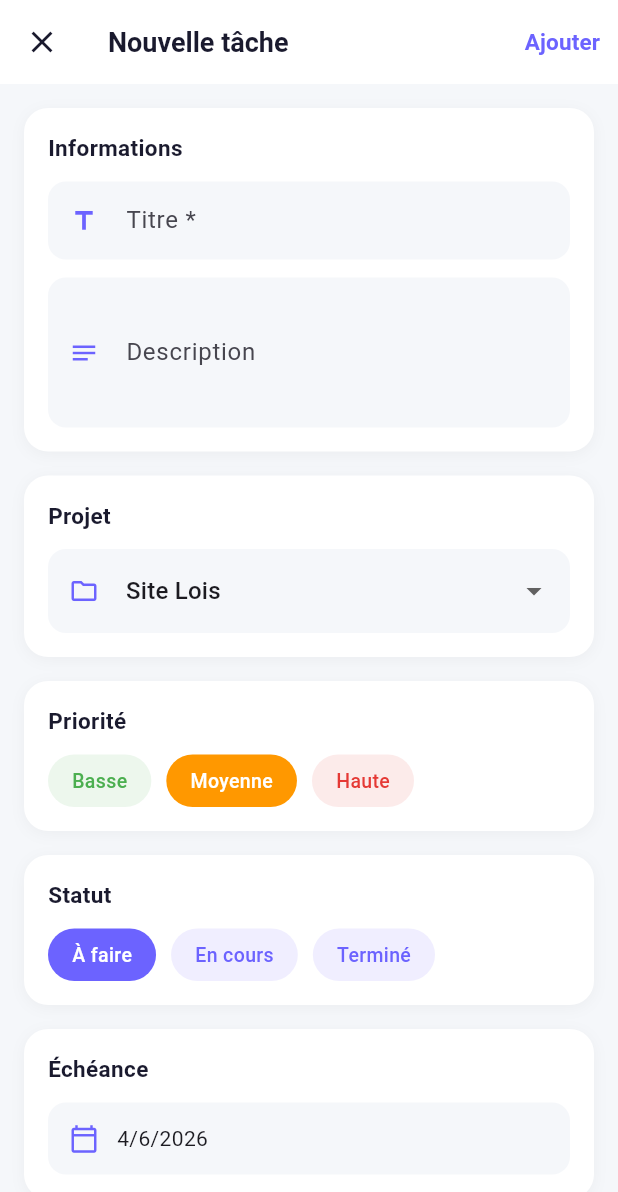
After one commit to eliottlwk/App-Admin-Elevia-Mobile, a Flutter app: the AddTacheScreen screen opened directly, on a phone screen of 412 x 824 dp. The commit adds this screen. Shown: the top 1192 px of the screen. Run offline on Flutter 3.47's test engine with Material 3 defaults, Android fonts, the phone set to English and light mode, and no system bars.

Commit message:
feat: formulaire ajout tâche avec priorité, statut et échéance

```diff
--- /dev/null
+++ b/lib/screens/taches/add_tache_screen.dart
@@ -0,0 +1,370 @@
+import 'package:flutter/material.dart';
+
+class AddTacheScreen extends StatefulWidget {
+  const AddTacheScreen({super.key});
+
+  @override
+  State<AddTacheScreen> createState() => _AddTacheScreenState();
+}
+
+class _AddTacheScreenState extends State<AddTacheScreen> {
+  final _titreController = TextEditingController();
+  final _descriptionController = TextEditingController();
+  String _priorite = 'Moyenne';
+  String _statut = 'À faire';
+  String _projet = 'Site Lois';
+  DateTime _echeance = DateTime.now().add(const Duration(days: 7));
+  bool _isLoading = false;
+
+  final List<String> _priorites = ['Basse', 'Moyenne', 'Haute'];
+  final List<String> _statuts = ['À faire', 'En cours', 'Terminé'];
+  final List<String> _projets = [
+    'Site Lois',
+    'site du bg',
+    'test notif',
+    'Test des tâches',
+    'Création d\'un site vitrine',
+  ];
+
+  Color _prioriteColor(String p) {
+    switch (p) {
+      case 'Haute':
+        return const Color(0xFFE53935);
+      case 'Moyenne':
+        return const Color(0xFFFF9800);
+      case 'Basse':
+        return const Color(0xFF4CAF50);
+      default:
+        return Colors.grey;
+    }
+  }
+
+  void _submit() async {
+    if (_titreController.text.isEmpty) {
+      ScaffoldMessenger.of(context).showSnackBar(
+        const SnackBar(
+          content: Text('Veuillez saisir un titre'),
+          backgroundColor: Color(0xFFE53935),
+        ),
+      );
+      return;
+    }
+    setState(() => _isLoading = true);
+    await Future.delayed(const Duration(seconds: 1));
+    if (mounted) {
+      ScaffoldMessenger.of(context).showSnackBar(
+        const SnackBar(
+          content: Text('Tâche ajoutée avec succès !'),
+          backgroundColor: Color(0xFF4CAF50),
+        ),
+      );
+      Navigator.pop(context);
+    }
+  }
+
+  @override
+  Widget build(BuildContext context) {
+    return Scaffold(
+      backgroundColor: const Color(0xFFF5F7FA),
+      appBar: AppBar(
+        backgroundColor: Colors.white,
+        elevation: 0,
+        leading: IconButton(
+          icon: const Icon(Icons.close, color: Color(0xFF1A1A2E)),
+          onPressed: () => Navigator.pop(context),
+        ),
+        title: const Text(
+          'Nouvelle tâche',
+          style: TextStyle(
+            color: Color(0xFF1A1A2E),
+            fontWeight: FontWeight.bold,
+            fontSize: 18,
+          ),
+        ),
+        actions: [
+          TextButton(
+            onPressed: _isLoading ? null : _submit,
+            child: const Text(
+              'Ajouter',
+              style: TextStyle(
+                color: Color(0xFF6C63FF),
+                fontWeight: FontWeight.bold,
+                fontSize: 15,
+              ),
+            ),
+          ),
+        ],
+      ),
+      body: SingleChildScrollView(
+        padding: const EdgeInsets.all(16),
+        child: Column(
+          crossAxisAlignment: CrossAxisAlignment.start,
+          children: [
+            // Infos
+            _Section(
+              titre: 'Informations',
+              child: Column(
+                children: [
+                  _Field(
+                    controller: _titreController,
+                    label: 'Titre *',
+                    icon: Icons.title,
+                  ),
+                  const SizedBox(height: 12),
+                  _Field(
+                    controller: _descriptionController,
+                    label: 'Description',
+                    icon: Icons.notes,
+                    maxLines: 3,
+                  ),
+                ],
+              ),
+            ),
+            const SizedBox(height: 16),
+
+            // Projet
+            _Section(
+              titre: 'Projet',
+              child: DropdownButtonFormField<String>(
+                value: _projet,
+                decoration: InputDecoration(
+                  prefixIcon: const Icon(Icons.folder_outlined,
+                      color: Color(0xFF6C63FF), size: 20),
+                  filled: true,
+                  fillColor: const Color(0xFFF5F7FA),
+                  border: OutlineInputBorder(
+                    borderRadius: BorderRadius.circular(12),
+                    borderSide: BorderSide.none,
+                  ),
+                ),
+                items: _projets
+                    .map((p) => DropdownMenuItem(value: p, child: Text(p)))
+                    .toList(),
+                onChanged: (v) => setState(() => _projet = v!),
+              ),
+            ),
+            const SizedBox(height: 16),
+
+            // Priorité
+            _Section(
+              titre: 'Priorité',
+              child: Row(
+                children: _priorites.map((p) {
+                  final selected = _priorite == p;
+                  return GestureDetector(
+                    onTap: () => setState(() => _priorite = p),
+                    child: Container(
+                      margin: const EdgeInsets.only(right: 10),
+                      padding: const EdgeInsets.symmetric(
+                          horizontal: 16, vertical: 8),
+                      decoration: BoxDecoration(
+                        color: selected
+                            ? _prioriteColor(p)
+                            : _prioriteColor(p).withOpacity(0.1),
+                        borderRadius: BorderRadius.circular(20),
+                      ),
+                      child: Text(
+                        p,
+                        style: TextStyle(
+                          color: selected ? Colors.white : _prioriteColor(p),
+                          fontWeight: FontWeight.w500,
+                          fontSize: 13,
+                        ),
+                      ),
+                    ),
+                  );
+                }).toList(),
+              ),
+            ),
+            const SizedBox(height: 16),
+
+            // Statut
+            _Section(
+              titre: 'Statut',
+              child: Row(
+                children: _statuts.map((s) {
+                  final selected = _statut == s;
+                  return GestureDetector(
+                    onTap: () => setState(() => _statut = s),
+                    child: Container(
+                      margin: const EdgeInsets.only(right: 10),
+                      padding: const EdgeInsets.symmetric(
+                          horizontal: 16, vertical: 8),
+                      decoration: BoxDecoration(
+                        color: selected
+                            ? const Color(0xFF6C63FF)
+                            : const Color(0xFFF0EEFF),
+                        borderRadius: BorderRadius.circular(20),
+                      ),
+                      child: Text(
+                        s,
+                        style: TextStyle(
+                          color: selected
+                              ? Colors.white
+                              : const Color(0xFF6C63FF),
+                          fontWeight: FontWeight.w500,
+                          fontSize: 13,
+                        ),
+                      ),
+                    ),
+                  );
+                }).toList(),
+              ),
+            ),
+            const SizedBox(height: 16),
+
+            // Échéance
+            _Section(
+              titre: 'Échéance',
+              child: GestureDetector(
+                onTap: () async {
+                  final date = await showDatePicker(
+                    context: context,
+                    initialDate: _echeance,
+                    firstDate: DateTime.now(),
+                    lastDate: DateTime.now().add(const Duration(days: 365)),
+                    builder: (context, child) => Theme(
+                      data: Theme.of(context).copyWith(
+                        colorScheme: const ColorScheme.light(
+                          primary: Color(0xFF6C63FF),
+                        ),
+                      ),
+                      child: child!,
+                    ),
+                  );
+                  if (date != null) setState(() => _echeance = date);
+                },
+                child: Container(
+                  padding: const EdgeInsets.all(14),
+                  decoration: BoxDecoration(
+                    color: const Color(0xFFF5F7FA),
+                    borderRadius: BorderRadius.circular(12),
+                  ),
+                  child: Row(
+                    children: [
+                      const Icon(Icons.calendar_today_outlined,
+                          color: Color(0xFF6C63FF), size: 20),
+                      const SizedBox(width: 12),
+                      Text(
+                        '${_echeance.day}/${_echeance.month}/${_echeance.year}',
+                        style: const TextStyle(fontSize: 14),
+                      ),
+                    ],
+                  ),
+                ),
+              ),
+            ),
+            const SizedBox(height: 32),
+
+            // Bouton
+            SizedBox(
+              width: double.infinity,
+              height: 50,
+              child: ElevatedButton(
+                onPressed: _isLoading ? null : _submit,
+                style: ElevatedButton.styleFrom(
+                  backgroundColor: const Color(0xFF6C63FF),
+                  foregroundColor: Colors.white,
+                  shape: RoundedRectangleBorder(
+                    borderRadius: BorderRadius.circular(14),
+                  ),
+                ),
+                child: _isLoading
+                    ? const SizedBox(
+                        width: 22,
+                        height: 22,
+                        child: CircularProgressIndicator(
+                          color: Colors.white,
+                          strokeWidth: 2,
+                        ),
+                      )
+                    : const Text(
+                        'Ajouter la tâche',
+                        style: TextStyle(
+                            fontSize: 16, fontWeight: FontWeight.bold),
+                      ),
+              ),
+            ),
+          ],
+        ),
+      ),
+    );
+  }
+}
+
+class _Section extends StatelessWidget {
+  final String titre;
+  final Widget child;
+
+  const _Section({required this.titre, required this.child});
+
+  @override
+  Widget build(BuildContext context) {
+    return Container(
+      padding: const EdgeInsets.all(16),
+      decoration: BoxDecoration(
+        color: Colors.white,
+        borderRadius: BorderRadius.circular(16),
+        boxShadow: [
+          BoxShadow(
+            color: Colors.black.withOpacity(0.04),
+            blurRadius: 8,
+            offset: const Offset(0, 2),
+          ),
+        ],
+      ),
+      child: Column(
+        crossAxisAlignment: CrossAxisAlignment.start,
+        children: [
+          Text(
+            titre,
+            style: const TextStyle(
+              fontSize: 15,
+              fontWeight: FontWeight.bold,
+              color: Color(0xFF1A1A2E),
+            ),
+          ),
+          const SizedBox(height: 12),
+          child,
+        ],
+      ),
+    );
+  }
+}
+
+class _Field extends StatelessWidget {
+  final TextEditingController controller;
+  final String label;
+  final IconData icon;
+  final TextInputType keyboardType;
+  final int maxLines;
+
+  const _Field({
+    required this.controller,
+    required this.label,
+    required this.icon,
+    this.keyboardType = TextInputType.text,
+    this.maxLines = 1,
+  });
+
+  @override
+  Widget build(BuildContext context) {
+    return TextField(
+      controller: controller,
+      keyboardType: keyboardType,
+      maxLines: maxLines,
+      decoration: InputDecoration(
+        labelText: label,
+        prefixIcon: Icon(icon, color: const Color(0xFF6C63FF), size: 20),
+        filled: true,
+        fillColor: const Color(0xFFF5F7FA),
+        border: OutlineInputBorder(
+          borderRadius: BorderRadius.circular(12),
+          borderSide: BorderSide.none,
+        ),
+        contentPadding:
+            const EdgeInsets.symmetric(vertical: 14, horizontal: 12),
+      ),
+    );
+  }
+}
--- a/lib/screens/taches/taches_screen.dart
+++ b/lib/screens/taches/taches_screen.dart
@@ -1,4 +1,5 @@
 import 'package:flutter/material.dart';
+import 'add_tache_screen.dart';
 
 class TachesScreen extends StatefulWidget {
   const TachesScreen({super.key});
@@ -132,7 +133,13 @@ class _TachesScreenState extends State<TachesScreen> {
                       color: Color(0xFF1A1A2E),
                     ),
                   ),
-                  Container(
+                  GestureDetector(
+                    onTap: () => Navigator.push(
+                      context,
+                      MaterialPageRoute(
+                          builder: (_) => const AddTacheScreen()),
+                    ),
+                    child: Container(
                       padding: const EdgeInsets.symmetric(
                           horizontal: 12, vertical: 6),
                       decoration: BoxDecoration(
@@ -142,6 +149,7 @@ class _TachesScreenState extends State<TachesScreen> {
                       child: const Text(
                         '+ Tâche',
                         style: TextStyle(color: Colors.white, fontSize: 13),
+                      ),
                     ),
                   ),
                 ],
```
Lines whose indentation alone changed are shown as unchanged.
